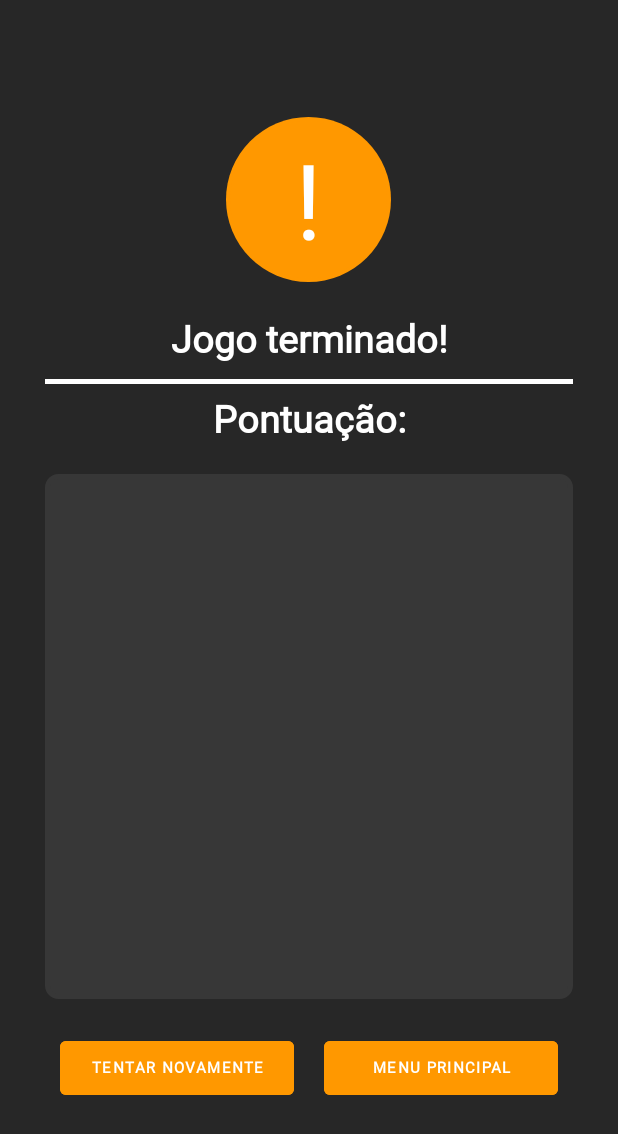
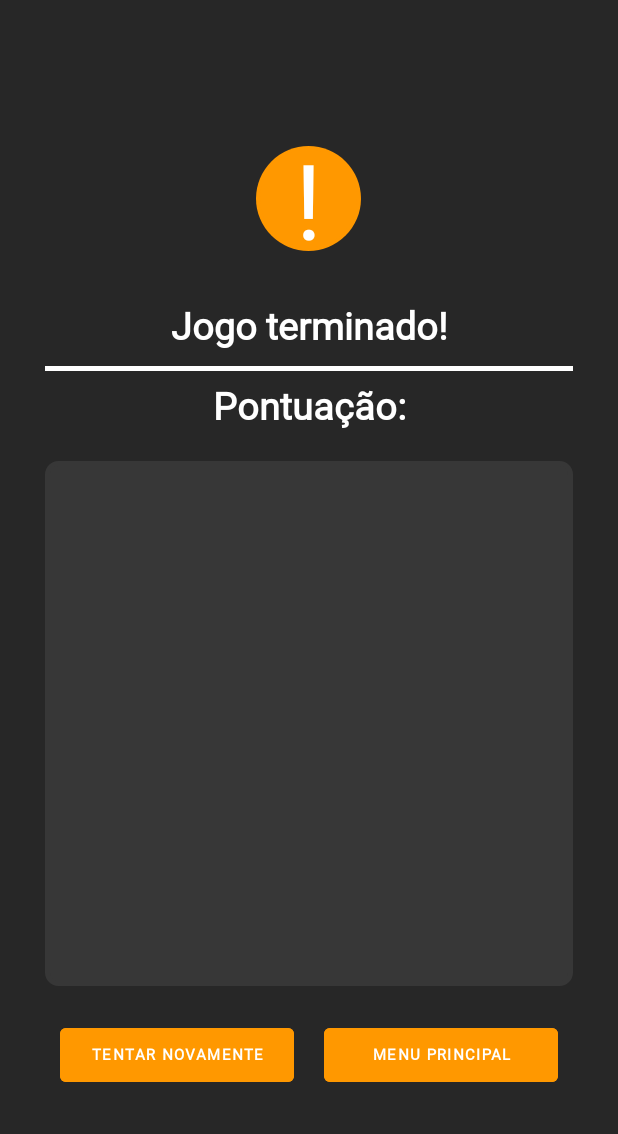
Before and after one commit to Asuryu/AMOV1, an Android app: the layout activity_game_end_mp.xml on its own in the app's theme, with its tools: preview values and no code run, on a phone screen of 412 x 824 dp. Shown: the top 1134 px of the screen. Run offline under Robolectric (Android 15) with nearby library versions, the light colour scheme and no system bars.

Commit message:
Fixing end game screen (multiplayer)
Top image was getting cropped

```diff
--- a/app/src/main/res/layout/activity_game_end_mp.xml
+++ b/app/src/main/res/layout/activity_game_end_mp.xml
@@ -17,14 +17,14 @@
         android:padding="10dp">
 
         <RelativeLayout
-            android:layout_width="match_parent"
+            android:layout_width="wrap_content"
             android:layout_height="wrap_content"
             android:layout_margin="10dp">
 
             <com.google.android.material.imageview.ShapeableImageView
                 android:id="@+id/gameEndImage"
-                android:layout_width="130dp"
-                android:layout_height="130dp"
+                android:layout_width="90dp"
+                android:layout_height="90dp"
                 android:layout_centerInParent="true"
                 android:layout_gravity="center"
                 android:adjustViewBounds="true"
@@ -36,17 +36,20 @@
                 app:shapeAppearanceOverlay="@style/roundimageview"
                 app:strokeColor="#FF9800"
                 app:strokeWidth="5dp"
-                tools:targetApi="s"/>
+                tools:targetApi="s" />
 
             <TextView
                 android:layout_width="wrap_content"
                 android:layout_height="wrap_content"
-                android:layout_margin="10dp"
+                android:layout_centerInParent="true"
+                android:layout_marginStart="10dp"
+                android:layout_marginTop="10dp"
+                android:layout_marginEnd="10dp"
+                android:layout_marginBottom="10dp"
                 android:gravity="center"
                 android:text="!"
                 android:textColor="@color/white"
-                android:textSize="70sp"
-                android:layout_centerInParent="true"/>
+                android:textSize="70sp" />
 
         </RelativeLayout>
 
```
